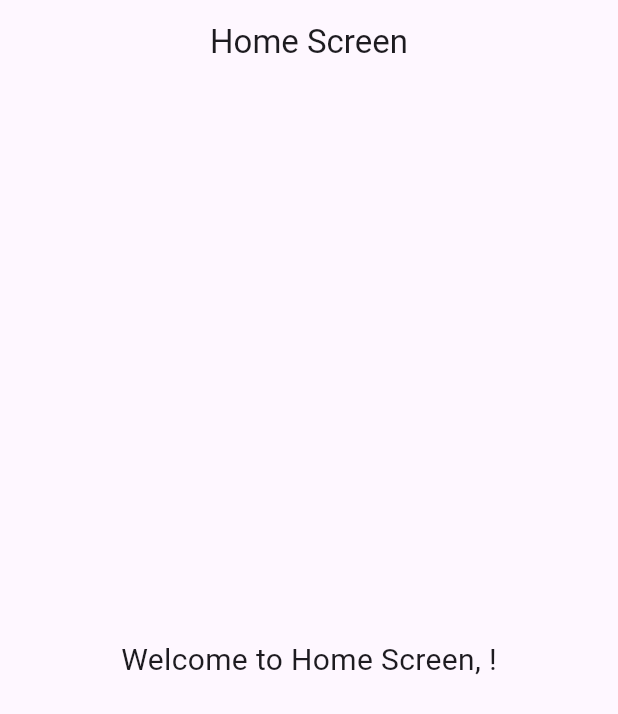
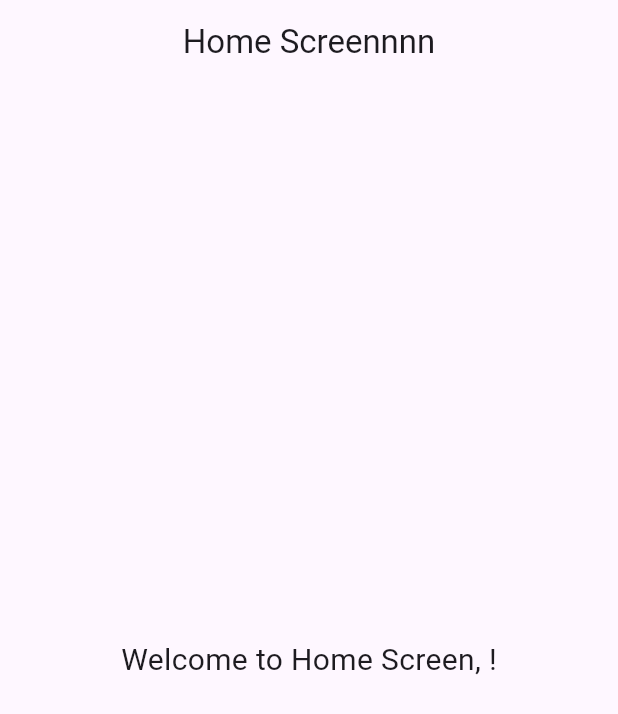
Before and after one commit to sethh99/Flutter, a Flutter app: the HomeScreen screen opened directly with empty values, on a phone screen of 412 x 824 dp. Shown: the top 714 px of the screen. Run offline on Flutter 3.47's test engine with Material 3 defaults, Android fonts, the light colour scheme and no system bars.

Commit message:
change name

```diff
--- a/lib/screen/home_screen.dart
+++ b/lib/screen/home_screen.dart
@@ -9,7 +9,7 @@ class HomeScreen extends StatelessWidget {
   Widget build(BuildContext context) {
     return Scaffold(
       appBar: AppBar(
-        title: Text('Home Screen'),
+        title: Text('Home Screennnn'),
         centerTitle: true,
       ),
       body: Center(
```
